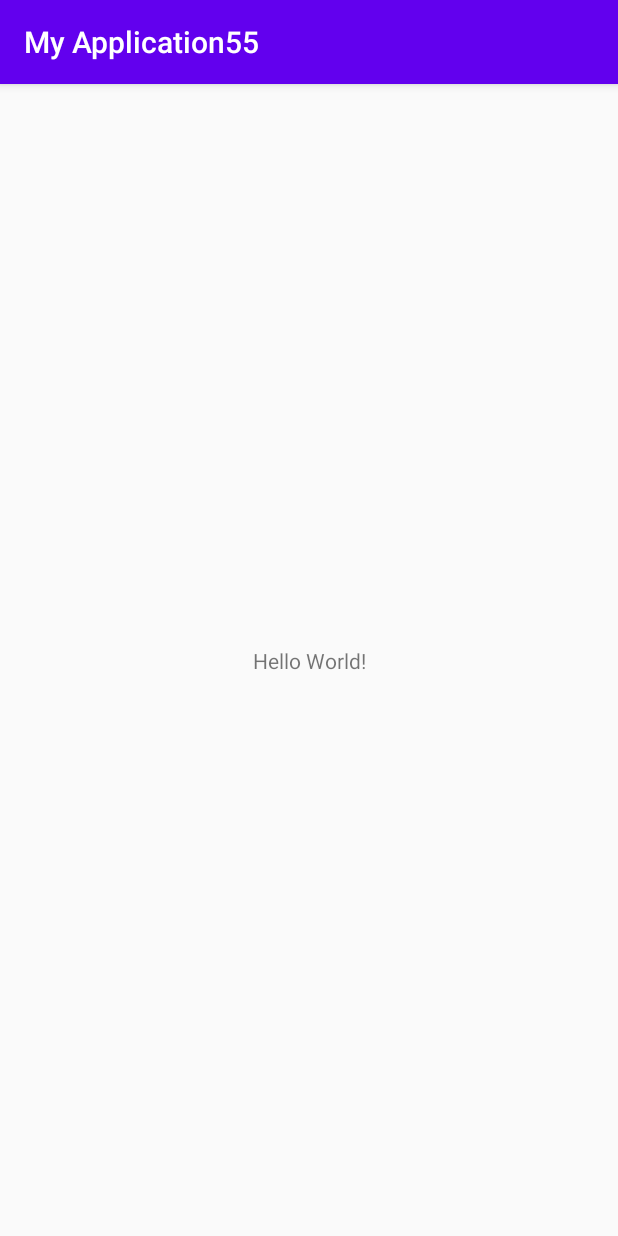
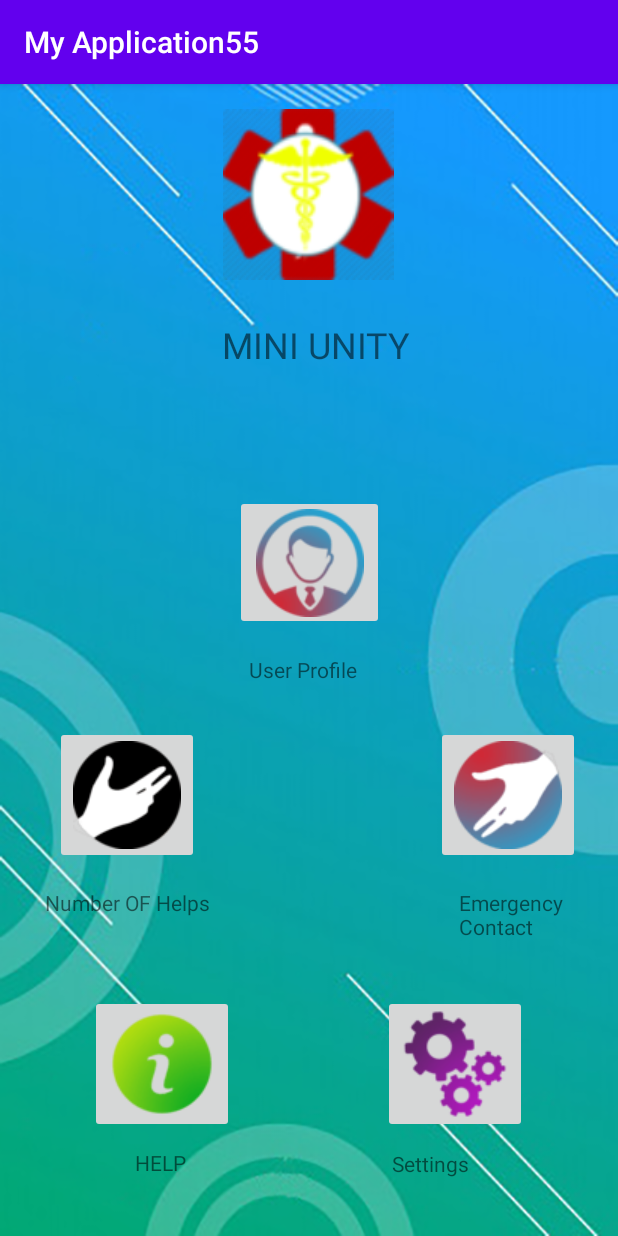
Before and after one commit to MinoCode12/MAD_Final_Project_UnityApp, an Android app: the screen it shows after launch (MainActivity), on a phone screen of 412 x 824 dp. Run offline under Robolectric (Android 15) with nearby library versions, the phone set to English and light mode, and no system bars.

Commit message:
Main Page

```diff
--- a/app/src/main/res/layout/activity_main.xml
+++ b/app/src/main/res/layout/activity_main.xml
@@ -4,15 +4,154 @@
     xmlns:tools="http://schemas.android.com/tools"
     android:layout_width="match_parent"
     android:layout_height="match_parent"
+    android:background="@drawable/ph3"
     tools:context=".MainActivity">
 
+    <ImageView
+        android:id="@+id/imageView"
+        android:layout_width="128dp"
+        android:layout_height="114dp"
+        app:layout_constraintBottom_toBottomOf="parent"
+        app:layout_constraintEnd_toEndOf="parent"
+        app:layout_constraintHorizontal_bias="0.498"
+        app:layout_constraintStart_toStartOf="parent"
+        app:layout_constraintTop_toTopOf="parent"
+        app:layout_constraintVertical_bias="0.025"
+        app:srcCompat="@drawable/healthcare" />
+
     <TextView
+        android:id="@+id/textView2"
+        android:layout_width="135dp"
+        android:layout_height="42dp"
+        android:text="MINI UNITY"
+        android:textSize="24sp"
+        app:layout_constraintBottom_toBottomOf="parent"
+        app:layout_constraintEnd_toEndOf="parent"
+        app:layout_constraintHorizontal_bias="0.536"
+        app:layout_constraintStart_toStartOf="parent"
+        app:layout_constraintTop_toTopOf="parent"
+        app:layout_constraintVertical_bias="0.217" />
+
+    <TextView
+        android:id="@+id/textView3"
+        android:layout_width="78dp"
+        android:layout_height="28dp"
+        android:text="User Profile"
+        android:textSize="14sp"
+        app:layout_constraintBottom_toBottomOf="parent"
+        app:layout_constraintEnd_toEndOf="parent"
+        app:layout_constraintHorizontal_bias="0.498"
+        app:layout_constraintStart_toStartOf="parent"
+        app:layout_constraintTop_toTopOf="parent"
+        app:layout_constraintVertical_bias="0.514" />
+
+    <TextView
+        android:id="@+id/textView4"
+        android:layout_width="126dp"
+        android:layout_height="40dp"
+        android:text="Number OF Helps"
+        android:textSize="14sp"
+        app:layout_constraintBottom_toBottomOf="parent"
+        app:layout_constraintEnd_toEndOf="parent"
+        app:layout_constraintHorizontal_bias="0.105"
+        app:layout_constraintStart_toStartOf="parent"
+        app:layout_constraintTop_toTopOf="parent"
+        app:layout_constraintVertical_bias="0.736" />
+
+    <TextView
+        android:id="@+id/textView5"
+        android:layout_width="102dp"
+        android:layout_height="54dp"
+        android:text="Emergency Contact"
+        android:textSize="14sp"
+        app:layout_constraintBottom_toBottomOf="parent"
+        app:layout_constraintEnd_toEndOf="parent"
+        app:layout_constraintHorizontal_bias="0.987"
+        app:layout_constraintStart_toStartOf="parent"
+        app:layout_constraintTop_toTopOf="parent"
+        app:layout_constraintVertical_bias="0.751" />
+
+    <TextView
+        android:id="@+id/textView6"
+        android:layout_width="66dp"
+        android:layout_height="27dp"
+        android:text="HELP"
+        app:layout_constraintBottom_toBottomOf="parent"
+        app:layout_constraintEnd_toEndOf="parent"
+        app:layout_constraintHorizontal_bias="0.26"
+        app:layout_constraintStart_toStartOf="parent"
+        app:layout_constraintTop_toTopOf="parent"
+        app:layout_constraintVertical_bias="0.958" />
+
+    <TextView
+        android:id="@+id/textView7"
+        android:layout_width="80dp"
+        android:layout_height="37dp"
+        android:text="Settings"
+        app:layout_constraintBottom_toBottomOf="parent"
+        app:layout_constraintEnd_toEndOf="parent"
+        app:layout_constraintHorizontal_bias="0.788"
+        app:layout_constraintStart_toStartOf="parent"
+        app:layout_constraintTop_toTopOf="parent"
+        app:layout_constraintVertical_bias="0.972" />
+
+    <ImageButton
+        android:id="@+id/imageButton7"
+        android:layout_width="99dp"
+        android:layout_height="90dp"
+        app:layout_constraintBottom_toBottomOf="parent"
+        app:layout_constraintEnd_toEndOf="parent"
+        app:layout_constraintStart_toStartOf="parent"
+        app:layout_constraintTop_toTopOf="parent"
+        app:layout_constraintVertical_bias="0.404"
+        app:srcCompat="@drawable/user1" />
+
+    <ImageButton
+        android:id="@+id/imageButton8"
         android:layout_width="wrap_content"
         android:layout_height="wrap_content"
-        android:text="Hello World!"
         app:layout_constraintBottom_toBottomOf="parent"
-        app:layout_constraintLeft_toLeftOf="parent"
-        app:layout_constraintRight_toRightOf="parent"
-        app:layout_constraintTop_toTopOf="parent" />
+        app:layout_constraintEnd_toEndOf="parent"
+        app:layout_constraintHorizontal_bias="0.117"
+        app:layout_constraintStart_toStartOf="parent"
+        app:layout_constraintTop_toTopOf="parent"
+        app:layout_constraintVertical_bias="0.633"
+        app:srcCompat="@drawable/needhelp" />
+
+    <ImageButton
+        android:id="@+id/imageButton9"
+        android:layout_width="wrap_content"
+        android:layout_height="wrap_content"
+        app:layout_constraintBottom_toBottomOf="parent"
+        app:layout_constraintEnd_toEndOf="parent"
+        app:layout_constraintHorizontal_bias="0.92"
+        app:layout_constraintStart_toStartOf="parent"
+        app:layout_constraintTop_toTopOf="parent"
+        app:layout_constraintVertical_bias="0.633"
+        app:srcCompat="@drawable/gethelp" />
+
+    <ImageButton
+        android:id="@+id/imageButton10"
+        android:layout_width="wrap_content"
+        android:layout_height="wrap_content"
+        app:layout_constraintBottom_toBottomOf="parent"
+        app:layout_constraintEnd_toEndOf="parent"
+        app:layout_constraintHorizontal_bias="0.19"
+        app:layout_constraintStart_toStartOf="parent"
+        app:layout_constraintTop_toTopOf="parent"
+        app:layout_constraintVertical_bias="0.898"
+        app:srcCompat="@drawable/aboutus" />
+
+    <ImageButton
+        android:id="@+id/imageButton11"
+        android:layout_width="wrap_content"
+        android:layout_height="wrap_content"
+        app:layout_constraintBottom_toBottomOf="parent"
+        app:layout_constraintEnd_toEndOf="parent"
+        app:layout_constraintHorizontal_bias="0.809"
+        app:layout_constraintStart_toStartOf="parent"
+        app:layout_constraintTop_toTopOf="parent"
+        app:layout_constraintVertical_bias="0.898"
+        app:srcCompat="@drawable/settings" />
 
 </androidx.constraintlayout.widget.ConstraintLayout>
```
Also changed, not shown: app/src/main/res/drawable-v24/aboutus.png (added), app/src/main/res/drawable-v24/cd.jpg (added), app/src/main/res/drawable-v24/gethelp.png (added), app/src/main/res/drawable-v24/gh.jpg (added), app/src/main/res/drawable-v24/healthcare.png (added), app/src/main/res/drawable-v24/needhelp.png (added), app/src/main/res/drawable-v24/ph3.png (added), app/src/main/res/drawable-v24/settings.png (added), app/src/main/res/drawable-v24/user1.png (added), 1 other file.
